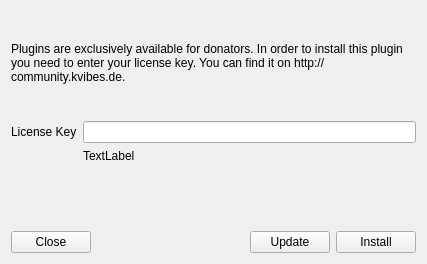
Above: plugins/PluginManagerDialog.ui from Komet/MediaElch before the change. Below: the same form after it.
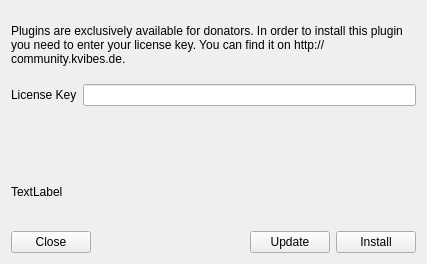
That is the form after the change.

Commit message: Plugin interface finished; main menu cleanup

```diff
--- a/plugins/PluginManagerDialog.ui
+++ b/plugins/PluginManagerDialog.ui
@@ -42,14 +42,17 @@
      <item row="0" column="1">
       <widget class="QLineEdit" name="licenseKey"/>
      </item>
-     <item row="1" column="1">
+    </layout>
+   </item>
+   <item>
       <widget class="QLabel" name="msgLabel">
        <property name="text">
         <string notr="true">TextLabel</string>
        </property>
-      </widget>
-     </item>
-    </layout>
+     <property name="wordWrap">
+      <bool>true</bool>
+     </property>
+    </widget>
    </item>
    <item>
     <layout class="QHBoxLayout" name="horizontalLayout">
```
Lines whose indentation alone changed are shown as unchanged. The commit also changes 56 other files.
